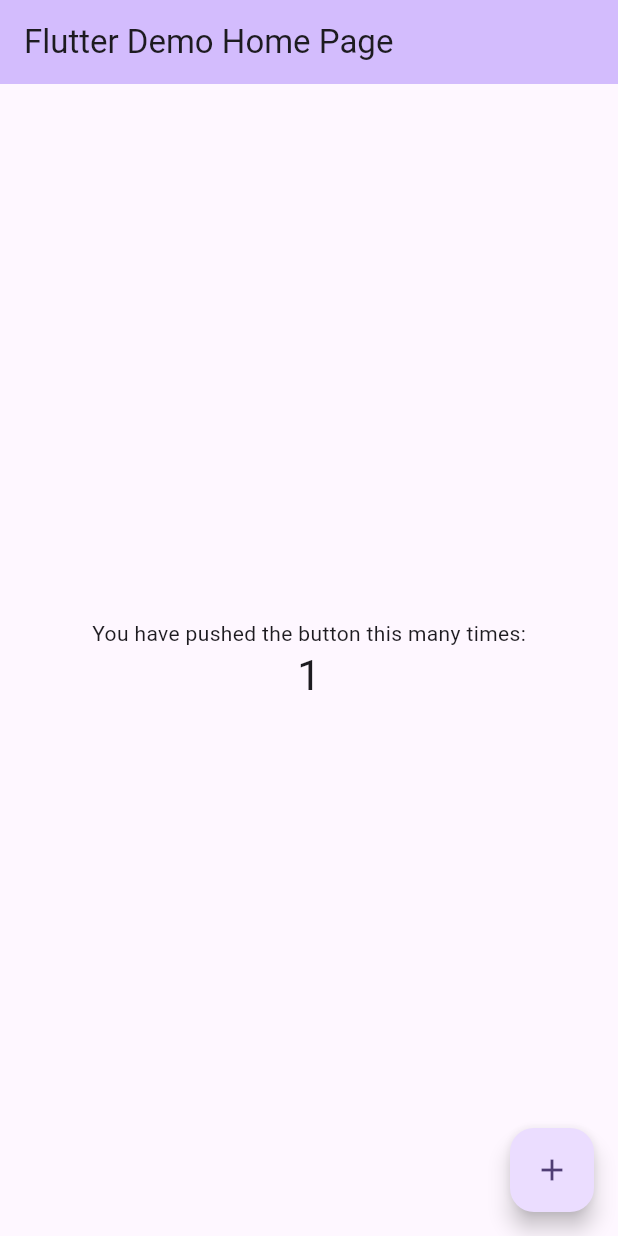
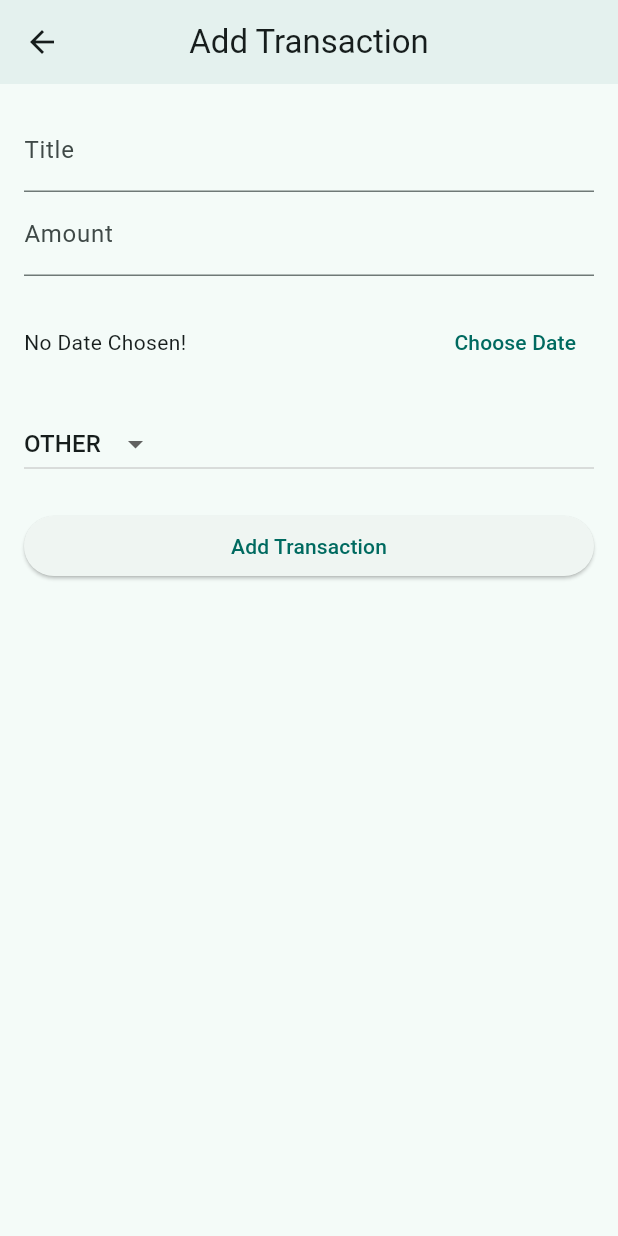
Before and after one commit to mrinalkantinag/Finnovu_mvp_antigravity, a Flutter app: the screen it shows after launch, after a tap on the "add" icon, on a phone screen of 412 x 824 dp. Run offline on Flutter 3.47's test engine with Material 3 defaults, Android fonts, the phone set to English and light mode, and no system bars; our stand-ins replace fl_chart, sqflite, sqflite_common, sqflite_common_ffi, sqflite_common_ffi_web; accounts and stored records are empty.

Commit message:
feat: Add cross-platform Web support, refine UI, and update documentation
- Implemented conditional database initialization for Web/Native.
- Added sqflite_common_ffi_web setup and binaries.
- Made Add Transaction FAB visible on all screens.
- Ensured transactions are displayed in descending order of date.
- Updated docs (task.md, implementation_plan.md, walkthrough.md).

```diff
--- /dev/null
+++ b/lib/database/db_helper.dart
@@ -0,0 +1,6 @@
+
+// Conditionally import the correct file based on the platform
+// If dart.library.io is available (Mobile/Desktop), use db_native.dart
+// If dart.library.html (Web) is available, use db_web.dart
+
+export 'db_native.dart' if (dart.library.html) 'db_web.dart';
--- /dev/null
+++ b/lib/database/db_native.dart
@@ -0,0 +1,81 @@
+
+import 'package:sqflite/sqflite.dart';
+import 'package:sqflite_common_ffi/sqflite_ffi.dart';
+import 'package:path/path.dart';
+import 'dart:io';
+import '../models/transaction.dart' as model;
+
+class DBHelper {
+  static Database? _database;
+
+  // Called from main.dart to initialize FFI on Desktop
+  static void init() {
+    if (Platform.isWindows || Platform.isLinux || Platform.isMacOS) {
+      sqfliteFfiInit();
+      databaseFactory = databaseFactoryFfi;
+    }
+  }
+
+  static Future<Database> get database async {
+    if (_database != null) return _database!;
+    _database = await _initDB('expenses.db');
+    return _database!;
+  }
+
+  static Future<Database> _initDB(String filePath) async {
+    // Desktop Init
+    if (Platform.isWindows || Platform.isLinux || Platform.isMacOS) {
+      sqfliteFfiInit();
+      databaseFactory = databaseFactoryFfi;
+    }
+
+    final dbPath = await getDatabasesPath();
+    final path = join(dbPath, filePath);
+
+    return await openDatabase(
+      path,
+      version: 1,
+      onCreate: _createDB,
+    );
+  }
+
+  static Future _createDB(Database db, int version) async {
+    // ID is Text because we generate UUIDs
+    await db.execute('''
+      CREATE TABLE transactions (
+        id TEXT PRIMARY KEY,
+        title TEXT,
+        amount REAL,
+        date TEXT,
+        category TEXT
+      )
+    ''');
+  }
+
+  static Future<void> insertTransaction(model.Transaction transaction) async {
+    final db = await database;
+    await db.insert(
+      'transactions',
+      transaction.toMap(),
+      conflictAlgorithm: ConflictAlgorithm.replace,
+    );
+  }
+
+  static Future<List<model.Transaction>> getTransactions() async {
+    final db = await database;
+    final List<Map<String, dynamic>> maps = await db.query('transactions', orderBy: "date DESC");
+
+    return List.generate(maps.length, (i) {
+      return model.Transaction.fromMap(maps[i]);
+    });
+  }
+
+  static Future<void> deleteTransaction(String id) async {
+    final db = await database;
+    await db.delete(
+      'transactions',
+      where: 'id = ?',
+      whereArgs: [id],
+    );
+  }
+}
--- /dev/null
+++ b/lib/database/db_web.dart
@@ -0,0 +1,68 @@
+
+import 'package:sqflite_common_ffi_web/sqflite_ffi_web.dart';
+import 'package:sqflite_common/sqlite_api.dart';
+import '../models/transaction.dart' as model;
+
+class DBHelper {
+  static Database? _database;
+
+  static void init() {
+    // No global init needed if using factory directly
+  }
+
+  static Future<Database> get database async {
+    if (_database != null) return _database!;
+    _database = await _initDB('expenses.db');
+    return _database!;
+  }
+
+  static Future<Database> _initDB(String filePath) async {
+    // Check sqflite_common_ffi_web usage
+    return await databaseFactoryFfiWeb.openDatabase(
+      filePath,
+      options: OpenDatabaseOptions(
+        version: 1,
+        onCreate: _createDB,
+      ),
+    );
+  }
+
+  static Future _createDB(Database db, int version) async {
+    await db.execute('''
+      CREATE TABLE transactions (
+        id TEXT PRIMARY KEY,
+        title TEXT,
+        amount REAL,
+        date TEXT,
+        category TEXT
+      )
+    ''');
+  }
+
+  static Future<void> insertTransaction(model.Transaction transaction) async {
+    final db = await database;
+    await db.insert(
+      'transactions',
+      transaction.toMap(),
+      conflictAlgorithm: ConflictAlgorithm.replace,
+    );
+  }
+
+  static Future<List<model.Transaction>> getTransactions() async {
+    final db = await database;
+    final List<Map<String, dynamic>> maps = await db.query('transactions', orderBy: "date DESC");
+
+    return List.generate(maps.length, (i) {
+      return model.Transaction.fromMap(maps[i]);
+    });
+  }
+
+  static Future<void> deleteTransaction(String id) async {
+    final db = await database;
+    await db.delete(
+      'transactions',
+      where: 'id = ?',
+      whereArgs: [id],
+    );
+  }
+}
--- a/lib/main.dart
+++ b/lib/main.dart
@@ -1,121 +1,41 @@
+
 import 'package:flutter/material.dart';
+import 'package:provider/provider.dart';
+import 'package:flutter/foundation.dart';
+// import 'package:sqflite_common_ffi/sqflite_ffi.dart'; // Removed
+// import 'package:sqflite_common_ffi_web/sqflite_ffi_web.dart'; // Removed
+
+import 'providers/transaction_provider.dart';
+import 'screens/home_screen.dart';
+import 'database/db_helper.dart'; // Import the helper
 
 void main() {
+  // Delegate initialization to the platform-specific helper
+  DBHelper.init();
+
   runApp(const MyApp());
 }
 
 class MyApp extends StatelessWidget {
   const MyApp({super.key});
 
-  // This widget is the root of your application.
   @override
   Widget build(BuildContext context) {
-    return MaterialApp(
-      title: 'Flutter Demo',
-      theme: ThemeData(
-        // This is the theme of your application.
-        //
-        // TRY THIS: Try running your application with "flutter run". You'll see
-        // the application has a purple toolbar. Then, without quitting the app,
-        // try changing the seedColor in the colorScheme below to Colors.green
-        // and then invoke "hot reload" (save your changes or press the "hot
-        // reload" button in a Flutter-supported IDE, or press "r" if you used
-        // the command line to start the app).
-        //
-        // Notice that the counter didn't reset back to zero; the application
-        // state is not lost during the reload. To reset the state, use hot
-        // restart instead.
-        //
-        // This works for code too, not just values: Most code changes can be
-        // tested with just a hot reload.
-        colorScheme: .fromSeed(seedColor: Colors.deepPurple),
-      ),
-      home: const MyHomePage(title: 'Flutter Demo Home Page'),
-    );
-  }
-}
-
-class MyHomePage extends StatefulWidget {
-  const MyHomePage({super.key, required this.title});
-
-  // This widget is the home page of your application. It is stateful, meaning
-  // that it has a State object (defined below) that contains fields that affect
-  // how it looks.
-
-  // This class is the configuration for the state. It holds the values (in this
-  // case the title) provided by the parent (in this case the App widget) and
-  // used by the build method of the State. Fields in a Widget subclass are
-  // always marked "final".
-
-  final String title;
-
-  @override
-  State<MyHomePage> createState() => _MyHomePageState();
-}
-
-class _MyHomePageState extends State<MyHomePage> {
-  int _counter = 0;
-
-  void _incrementCounter() {
-    setState(() {
-      // This call to setState tells the Flutter framework that something has
-      // changed in this State, which causes it to rerun the build method below
-      // so that the display can reflect the updated values. If we changed
-      // _counter without calling setState(), then the build method would not be
-      // called again, and so nothing would appear to happen.
-      _counter++;
-    });
-  }
-
-  @override
-  Widget build(BuildContext context) {
-    // This method is rerun every time setState is called, for instance as done
-    // by the _incrementCounter method above.
-    //
-    // The Flutter framework has been optimized to make rerunning build methods
-    // fast, so that you can just rebuild anything that needs updating rather
-    // than having to individually change instances of widgets.
-    return Scaffold(
-      appBar: AppBar(
-        // TRY THIS: Try changing the color here to a specific color (to
-        // Colors.amber, perhaps?) and trigger a hot reload to see the AppBar
-        // change color while the other colors stay the same.
-        backgroundColor: Theme.of(context).colorScheme.inversePrimary,
-        // Here we take the value from the MyHomePage object that was created by
-        // the App.build method, and use it to set our appbar title.
-        title: Text(widget.title),
-      ),
-      body: Center(
-        // Center is a layout widget. It takes a single child and positions it
-        // in the middle of the parent.
-        child: Column(
-          // Column is also a layout widget. It takes a list of children and
-          // arranges them vertically. By default, it sizes itself to fit its
-          // children horizontally, and tries to be as tall as its parent.
-          //
-          // Column has various properties to control how it sizes itself and
-          // how it positions its children. Here we use mainAxisAlignment to
-          // center the children vertically; the main axis here is the vertical
-          // axis because Columns are vertical (the cross axis would be
-          // horizontal).
-          //
-          // TRY THIS: Invoke "debug painting" (choose the "Toggle Debug Paint"
-          // action in the IDE, or press "p" in the console), to see the
-          // wireframe for each widget.
-          mainAxisAlignment: .center,
-          children: [
-            const Text('You have pushed the button this many times:'),
-            Text(
-              '$_counter',
-              style: Theme.of(context).textTheme.headlineMedium,
-            ),
-          ],
+    return MultiProvider(
+      providers: [
+        ChangeNotifierProvider(create: (_) => TransactionProvider()),
+      ],
+      child: MaterialApp(
+        title: 'Finnovu MVP',
+        theme: ThemeData(
+          colorScheme: ColorScheme.fromSeed(seedColor: Colors.teal),
+          useMaterial3: true,
+          appBarTheme: const AppBarTheme(
+            centerTitle: true,
+            elevation: 2,
+          ),
         ),
-      ),
-      floatingActionButton: FloatingActionButton(
-        onPressed: _incrementCounter,
-        tooltip: 'Increment',
-        child: const Icon(Icons.add),
+        home: const HomeScreen(),
       ),
     );
   }
--- /dev/null
+++ b/lib/models/transaction.dart
@@ -0,0 +1,45 @@
+
+import 'package:uuid/uuid.dart';
+
+const uuid = Uuid();
+
+enum Category { food, travel, leisure, work, other }
+
+class Transaction {
+  final String id;
+  final String title;
+  final double amount;
+  final DateTime date;
+  final Category category;
+
+  Transaction({
+    String? id,
+    required this.title,
+    required this.amount,
+    required this.date,
+    required this.category,
+  }) : id = id ?? uuid.v4();
+
+  // Convert a Transaction into a Map. The keys must correspond to the names of the
+  // columns in the database.
+  Map<String, dynamic> toMap() {
+    return {
+      'id': id,
+      'title': title,
+      'amount': amount,
+      'date': date.toIso8601String(),
+      'category': category.name, // Store enum as string
+    };
+  }
+
+  // Extract a Transaction object from a Map object
+  factory Transaction.fromMap(Map<String, dynamic> map) {
+    return Transaction(
+      id: map['id'],
+      title: map['title'],
+      amount: map['amount'],
+      date: DateTime.parse(map['date']),
+      category: Category.values.byName(map['category']),
+    );
+  }
+}
--- /dev/null
+++ b/lib/providers/transaction_provider.dart
@@ -0,0 +1,53 @@
+
+import 'package:flutter/material.dart';
+import '../models/transaction.dart';
+import '../database/db_helper.dart';
+
+class TransactionProvider with ChangeNotifier {
+  List<Transaction> _transactions = [];
+
+  List<Transaction> get transactions => _transactions;
+
+  // Fetch transactions from DB
+  Future<void> fetchTransactions() async {
+    _transactions = await DBHelper.getTransactions();
+    notifyListeners();
+  }
+
+  // Add transaction
+  Future<void> addTransaction(String title, double amount, DateTime date, Category category) async {
+    final newTransaction = Transaction(
+      title: title,
+      amount: amount,
+      date: date,
+      category: category,
+    );
+
+    await DBHelper.insertTransaction(newTransaction);
+    await fetchTransactions(); // Reload from DB to ensure consistency
+  }
+
+  // Delete transaction
+  Future<void> deleteTransaction(String id) async {
+    await DBHelper.deleteTransaction(id);
+    await fetchTransactions();
+  }
+
+  // Calculate total expenses
+  double get totalExpenses {
+    return _transactions.fold(0.0, (sum, item) => sum + item.amount);
+  }
+
+  // Calculate expenses by category
+  Map<Category, double> get expensesByCategory {
+    Map<Category, double> data = {};
+    for (var tx in _transactions) {
+      if (data.containsKey(tx.category)) {
+        data[tx.category] = data[tx.category]! + tx.amount;
+      } else {
+        data[tx.category] = tx.amount;
+      }
+    }
+    return data;
+  }
+}
--- /dev/null
+++ b/lib/screens/add_transaction_screen.dart
@@ -0,0 +1,122 @@
+
+import 'package:flutter/material.dart';
+import 'package:provider/provider.dart';
+import 'package:intl/intl.dart';
+import '../models/transaction.dart';
+import '../providers/transaction_provider.dart';
+
+class AddTransactionScreen extends StatefulWidget {
+  const AddTransactionScreen({super.key});
+
+  @override
+  State<AddTransactionScreen> createState() => _AddTransactionScreenState();
+}
+
+class _AddTransactionScreenState extends State<AddTransactionScreen> {
+  final _titleController = TextEditingController();
+  final _amountController = TextEditingController();
+  DateTime? _selectedDate;
+  Category _selectedCategory = Category.other;
+
+  void _presentDatePicker() async {
+    final now = DateTime.now();
+    final firstDate = DateTime(now.year - 1, now.month, now.day);
+    final pickedDate = await showDatePicker(
+      context: context,
+      initialDate: now,
+      firstDate: firstDate,
+      lastDate: now,
+    );
+    setState(() {
+      _selectedDate = pickedDate;
+    });
+  }
+
+  void _submitData() {
+    final enteredTitle = _titleController.text;
+    final enteredAmount = double.tryParse(_amountController.text);
+
+    if (enteredTitle.isEmpty ||
+        enteredAmount == null ||
+        enteredAmount <= 0 ||
+        _selectedDate == null) {
+      return; // Add simple validation feedback later
+    }
+
+    Provider.of<TransactionProvider>(context, listen: false).addTransaction(
+      enteredTitle,
+      enteredAmount,
+      _selectedDate!,
+      _selectedCategory,
+    );
+
+    Navigator.of(context).pop();
+  }
+
+  @override
+  Widget build(BuildContext context) {
+    return Scaffold(
+      appBar: AppBar(
+        title: const Text('Add Transaction'),
+      ),
+      body: Padding(
+        padding: const EdgeInsets.all(16.0),
+        child: Column(
+          crossAxisAlignment: CrossAxisAlignment.stretch,
+          children: [
+            TextField(
+              controller: _titleController,
+              decoration: const InputDecoration(labelText: 'Title'),
+            ),
+            TextField(
+              controller: _amountController,
+              decoration: const InputDecoration(labelText: 'Amount'),
+              keyboardType: const TextInputType.numberWithOptions(decimal: true),
+            ),
+            const SizedBox(height: 20),
+            Row(
+              children: [
+                Expanded(
+                  child: Text(
+                    _selectedDate == null
+                        ? 'No Date Chosen!'
+                        : 'Picked Date: ${DateFormat.yMd().format(_selectedDate!)}',
+                  ),
+                ),
+                TextButton(
+                  onPressed: _presentDatePicker,
+                  child: const Text('Choose Date'),
+                ),
+              ],
+            ),
+            const SizedBox(height: 20),
+            DropdownButton<Category>(
+              value: _selectedCategory,
+              items: Category.values
+                  .map(
+                    (category) => DropdownMenuItem(
+                      value: category,
+                      child: Text(
+                        category.name.toUpperCase(),
+                      ),
+                    ),
+                  )
+                  .toList(),
+              onChanged: (value) {
+                if (value == null) return;
+                setState(() {
+                  _selectedCategory = value;
+                });
+              },
+            ),
+            const SizedBox(height: 20),
+            ElevatedButton(
+              onPressed: _submitData,
+              child: const Text('Add Transaction'),
+            ),
+          ],
+        ),
+      ),
+    );
+  }
+}
--- /dev/null
+++ b/lib/screens/home_screen.dart
@@ -0,0 +1,124 @@
+import 'package:flutter/material.dart';
+import 'package:provider/provider.dart';
+import 'package:intl/intl.dart';
+import '../providers/transaction_provider.dart';
+import '../screens/add_transaction_screen.dart';
+import 'dashboard_screen.dart'; // Import Dashboard
+
+class HomeScreen extends StatefulWidget {
+  const HomeScreen({super.key});
+
+  @override
+  State<HomeScreen> createState() => _HomeScreenState();
+}
+
+class _HomeScreenState extends State<HomeScreen> {
+  int _selectedIndex = 0;
+
+  @override
+  void initState() {
+    super.initState();
+    // Fetch data when screen loads
+    Provider.of<TransactionProvider>(context, listen: false).fetchTransactions();
+  }
+
+  void _onItemTapped(int index) {
+    setState(() {
+      _selectedIndex = index;
+    });
+  }
+
+  @override
+  Widget build(BuildContext context) {
+    Widget activePage = const TransactionList();
+    String activeTitle = 'Transactions';
+
+    if (_selectedIndex == 1) {
+      activePage = const DashboardScreen();
+      activeTitle = 'Dashboard';
+    }
+
+    return Scaffold(
+      appBar: AppBar(
+        title: Text(activeTitle),
+      ),
+      body: activePage,
+      bottomNavigationBar: BottomNavigationBar(
+        items: const <BottomNavigationBarItem>[
+          BottomNavigationBarItem(
+            icon: Icon(Icons.list),
+            label: 'Home',
+          ),
+          BottomNavigationBarItem(
+            icon: Icon(Icons.pie_chart),
+            label: 'Dashboard',
+          ),
+        ],
+        currentIndex: _selectedIndex,
+        onTap: _onItemTapped,
+      ),
+      floatingActionButton: FloatingActionButton(
+        onPressed: () {
+          Navigator.of(context).push(
+            MaterialPageRoute(
+              builder: (context) => const AddTransactionScreen(),
+            ),
+          );
+        },
+        child: const Icon(Icons.add),
+      ),
+    );
+  }
+}
+
+class TransactionList extends StatelessWidget {
+  const TransactionList({super.key});
+
+  @override
+  Widget build(BuildContext context) {
+    return Consumer<TransactionProvider>(
+      builder: (context, provider, child) {
+        if (provider.transactions.isEmpty) {
+          return const Center(
+            child: Text('No transactions added yet!'),
+          );
+        }
+        return ListView.builder(
+          itemCount: provider.transactions.length,
+          itemBuilder: (context, index) {
+            final tx = provider.transactions[index];
+            return Card(
+              elevation: 3,
+              margin: const EdgeInsets.symmetric(vertical: 8, horizontal: 16),
+              child: ListTile(
+                leading: CircleAvatar(
+                  radius: 30,
+                  child: Padding(
+                    padding: const EdgeInsets.all(6),
+                    child: FittedBox(
+                      child: Text('\$${tx.amount.toStringAsFixed(2)}'),
+                    ),
+                  ),
+                ),
+                title: Text(
+                  tx.title,
+                  style: Theme.of(context).textTheme.titleLarge,
+                ),
+                subtitle: Text(
+                  DateFormat.yMMMd().format(tx.date),
+                ),
+                trailing: IconButton(
+                  icon: const Icon(Icons.delete),
+                  color: Theme.of(context).colorScheme.error,
+                  onPressed: () {
+                    provider.deleteTransaction(tx.id);
+                  },
+                ),
+              ),
+            );
+          },
+        );
+      },
+    );
+  }
+}
```
Also changed, not shown: lib/screens/dashboard_screen.dart (added, +103 -0 lines), pubspec.yaml (+9 -0 lines), pubspec.lock, 5 other files.
